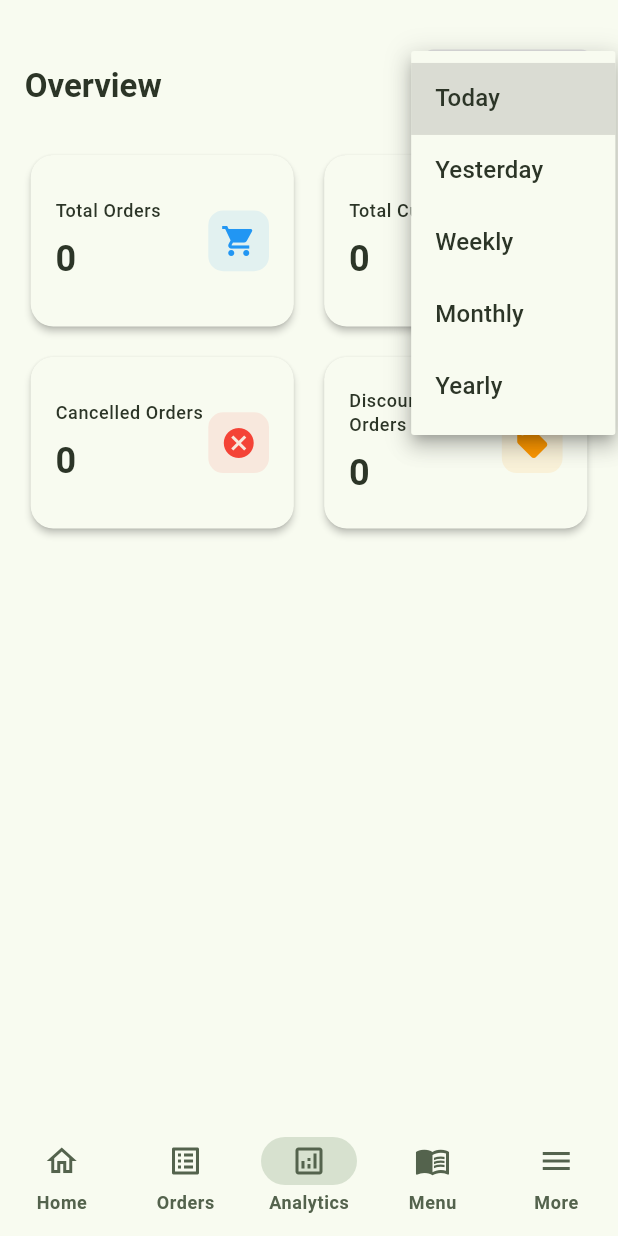
After one commit to Pavel401/DineSync, a Flutter app: the AdminHomeView screen opened directly, item 3 of the bottom bar chosen, after a tap on "Today", on a phone screen of 412 x 824 dp. The commit adds this screen. Run offline on Flutter 3.47's test engine with Material 3 defaults, Android fonts, the phone set to English and light mode, and no system bars; our stand-ins replace cached_network_image, cloud_firestore, dotted_border, dotted_line, equatable, firebase_auth and 16 more; missing offline and left inert: flutter_swipe_button; accounts and stored records are empty.

Commit message:
Add AdminAnalyticsController and integrate analytics into admin home view

```diff
--- /dev/null
+++ b/lib/app/modules/Admin App/Analytics/controller/admin_analytics_controller.dart
@@ -0,0 +1,73 @@
+import 'package:cho_nun_btk/app/models/analytics/analytics.dart';
+import 'package:cho_nun_btk/app/provider/analytics_provider.dart';
+import 'package:get/get.dart';
+
+class AdminAnalyticsController extends GetxController {
+  final AnalyticsProvider _analyticsProvider = AnalyticsProvider();
+
+  final selectedFilter = 'Today'.obs;
+  final selectedMonth = DateTime.now().month.obs;
+  final selectedYear = DateTime.now().year.obs;
+
+  final totalOrders = 0.obs;
+  final totalCustomers = 0.obs;
+  final cancelledOrders = 0.obs;
+  final totalDiscountedOrders = 0.obs;
+
+  @override
+  void onInit() {
+    super.onInit();
+    loadAnalytics();
+  }
+
+  Future<void> loadAnalytics() async {
+    DateTime date;
+    FoodAnalytics analytics = FoodAnalytics(
+      aid: '',
+      date: DateTime.now(),
+      totalOrders: 0,
+      totalCustomers: 0,
+      totalDiscountedOrders: 0,
+      categorySales: {},
+      itemSalesCount: {},
+      cancelledOrders: 0,
+      averageOrderValue: 0.0,
+    );
+
+    switch (selectedFilter.value) {
+      case 'Today':
+        date = DateTime.now();
+        analytics = await _analyticsProvider.fetchDailyAnalytics(date);
+        break;
+      case 'Yesterday':
+        date = DateTime.now().subtract(Duration(days: 1));
+        analytics = await _analyticsProvider.fetchDailyAnalytics(date);
+        break;
+      case 'Weekly':
+        // Implementation for weekly analytics
+        break;
+      case 'Monthly':
+        date = DateTime(selectedYear.value, selectedMonth.value);
+        // Implement fetchMonthlyAnalytics
+        analytics = await _analyticsProvider.getMonthlyAnalytics(date);
+        break;
+      case 'Yearly':
+        date = DateTime(selectedYear.value);
+        // Implement fetchYearlyAnalytics
+        analytics = await _analyticsProvider.getYearlyAnalytics(date);
+        break;
+      default:
+        date = DateTime.now();
+        analytics = await _analyticsProvider.fetchDailyAnalytics(date);
+    }
+
+    updateAnalyticsData(analytics);
+  }
+
+  void updateAnalyticsData(FoodAnalytics analytics) {
+    totalOrders.value = analytics.totalOrders;
+    totalCustomers.value = analytics.totalCustomers;
+    cancelledOrders.value = analytics.cancelledOrders;
+    totalDiscountedOrders.value = analytics.totalDiscountedOrders;
+  }
+}
--- /dev/null
+++ b/lib/app/modules/Admin App/Analytics/views/admin_analytics_view.dart
@@ -0,0 +1,276 @@
+import 'package:cho_nun_btk/app/modules/Admin%20App/Analytics/controller/admin_analytics_controller.dart';
+import 'package:flutter/material.dart';
+import 'package:get/get.dart';
+import 'package:sizer/sizer.dart';
+
+class AdminAnalyticsView extends StatelessWidget {
+  final controller = Get.put(AdminAnalyticsController());
+
+  @override
+  Widget build(BuildContext context) {
+    return Scaffold(
+      // appBar: AppBar(
+      //   title: Text(
+      //     'Analytics Dashboard',
+      //     style: TextStyle(fontWeight: FontWeight.bold),
+      //   ),
+      //   backgroundColor: AppColors.white,
+      //   elevation: 0,
+      // ),
+      // backgroundColor: Colors.grey[100],
+      body: SafeArea(
+        child: SingleChildScrollView(
+          padding: EdgeInsets.all(4.w),
+          child: Column(
+            crossAxisAlignment: CrossAxisAlignment.start,
+            children: [
+              SizedBox(height: 2.h),
+              Row(
+                mainAxisAlignment: MainAxisAlignment.spaceBetween,
+                children: [
+                  Text(
+                    'Overview',
+                    style: context.textTheme.titleLarge?.copyWith(
+                      fontWeight: FontWeight.bold,
+                    ),
+                  ),
+                  Obx(() => _buildFilterDropdown(context)),
+
+                  ///Add a Filter for Today , YesterDay , Weekly , Monthly , Yearly
+                  ///If monthly is selected then show a dropdown for selecting month
+                  ///If yearly is selected then show a dropdown for selecting year
+                  ///Do we need to show the year picker for the month picker too ?
+                ],
+              ),
+              SizedBox(height: 2.h),
+              GridView.count(
+                shrinkWrap: true,
+                physics: NeverScrollableScrollPhysics(),
+                crossAxisCount: MediaQuery.of(context).size.width > 600 ? 4 : 2,
+                crossAxisSpacing: 3.w,
+                mainAxisSpacing: 3.w,
+                childAspectRatio: 1.5,
+                children: [
+                  Obx(() => _buildAnalyticsCard(
+                        onTap: () => {},
+                        context: context,
+                        title: "Total Orders",
+                        value: controller.totalOrders.value.toString(),
+                        icon: Icons.shopping_cart,
+                        color: Colors.blue,
+                      )),
+                  Obx(() => _buildAnalyticsCard(
+                        onTap: () => {},
+                        context: context,
+                        title: "Total Customers",
+                        value: controller.totalCustomers.value.toString(),
+                        icon: Icons.person,
+                        color: Colors.green,
+                      )),
+                  Obx(() => _buildAnalyticsCard(
+                        context: context,
+                        onTap: () => {},
+                        title: "Cancelled Orders",
+                        value: controller.cancelledOrders.value.toString(),
+                        icon: Icons.cancel,
+                        color: Colors.red,
+                      )),
+                  Obx(() => _buildAnalyticsCard(
+                        context: context,
+                        onTap: () => {},
+                        title: "Discounted Orders",
+                        value:
+                            controller.totalDiscountedOrders.value.toString(),
+                        icon: Icons.local_offer,
+                        color: Colors.orange,
+                      )),
+                ],
+              ),
+            ],
+          ),
+        ),
+      ),
+    );
+  }
+
+  Widget _buildAnalyticsCard({
+    required BuildContext context,
+    required String title,
+    required String value,
+    required IconData icon,
+    required Color color,
+    required Function()? onTap,
+  }) {
+    return GestureDetector(
+      onTap: onTap,
+      child: Card(
+        elevation: 2,
+        shape: RoundedRectangleBorder(
+          borderRadius: BorderRadius.circular(15),
+        ),
+        child: Padding(
+          padding: EdgeInsets.all(4.w),
+          child: Column(
+            mainAxisAlignment: MainAxisAlignment.center,
+            crossAxisAlignment: CrossAxisAlignment.start,
+            children: [
+              Row(
+                mainAxisAlignment: MainAxisAlignment.spaceBetween,
+                children: [
+                  Expanded(
+                    child: Column(
+                      crossAxisAlignment: CrossAxisAlignment.start,
+                      children: [
+                        Text(
+                          title,
+                          style: context.textTheme.bodySmall?.copyWith(
+                            // color: Colors.grey[600],
+                            fontWeight: FontWeight.w500,
+                          ),
+                          maxLines: 2,
+                          overflow: TextOverflow.ellipsis,
+                        ),
+                        SizedBox(height: 1.h),
+                        Text(
+                          value,
+                          style: context.textTheme.headlineSmall?.copyWith(
+                            fontWeight: FontWeight.bold,
+                          ),
+                        ),
+                      ],
+                    ),
+                  ),
+                  Container(
+                    padding: EdgeInsets.all(2.w),
+                    decoration: BoxDecoration(
+                      color: color.withOpacity(0.1),
+                      borderRadius: BorderRadius.circular(10),
+                    ),
+                    child: Icon(
+                      icon,
+                      color: color,
+                      size: 24,
+                    ),
+                  ),
+                ],
+              ),
+            ],
+          ),
+        ),
+      ),
+    );
+  }
+
+  Widget _buildFilterDropdown(BuildContext context) {
+    return Container(
+      padding: EdgeInsets.symmetric(horizontal: 2.w),
+      decoration: BoxDecoration(
+        borderRadius: BorderRadius.circular(8),
+        border: Border.all(color: Colors.grey[300]!),
+      ),
+      child: DropdownButton<String>(
+        value: controller.selectedFilter.value,
+        underline: SizedBox(),
+        items: ['Today', 'Yesterday', 'Weekly', 'Monthly', 'Yearly']
+            .map((String value) {
+          return DropdownMenuItem<String>(
+            value: value,
+            child: Text(value),
+          );
+        }).toList(),
+        onChanged: (value) {
+          controller.selectedFilter.value = value!;
+          controller.loadAnalytics();
+        },
+      ),
+    );
+  }
+
+  Widget _buildMonthYearPicker(BuildContext context) {
+    return Row(
+      children: [
+        Expanded(
+          child: Container(
+            padding: EdgeInsets.symmetric(horizontal: 2.w),
+            decoration: BoxDecoration(
+              borderRadius: BorderRadius.circular(8),
+              border: Border.all(color: Colors.grey[300]!),
+            ),
+            child: DropdownButton<int>(
+              isExpanded: true,
+              value: controller.selectedMonth.value,
+              underline: SizedBox(),
+              items: List.generate(12, (index) => index + 1).map((int value) {
+                return DropdownMenuItem<int>(
+                  value: value,
+                  child: Text(
+                    DateTime(2024, value)
+                        .toString()
+                        .split(' ')[0]
+                        .split('-')[1],
+                  ),
+                );
+              }).toList(),
+              onChanged: (value) {
+                controller.selectedMonth.value = value!;
+                controller.loadAnalytics();
+              },
+            ),
+          ),
+        ),
+        SizedBox(width: 2.w),
+        Expanded(
+          child: Container(
+            padding: EdgeInsets.symmetric(horizontal: 2.w),
+            decoration: BoxDecoration(
+              borderRadius: BorderRadius.circular(8),
+              border: Border.all(color: Colors.grey[300]!),
+            ),
+            child: DropdownButton<int>(
+              isExpanded: true,
+              value: controller.selectedYear.value,
+              underline: SizedBox(),
+              items: List.generate(5, (index) => DateTime.now().year - index)
+                  .map((int value) {
+                return DropdownMenuItem<int>(
+                  value: value,
+                  child: Text(value.toString()),
+                );
+              }).toList(),
+              onChanged: (value) {
+                controller.selectedYear.value = value!;
+                controller.loadAnalytics();
+              },
+            ),
+          ),
+        ),
+      ],
+    );
+  }
+
+  Widget _buildYearPicker(BuildContext context) {
+    return Container(
+      padding: EdgeInsets.symmetric(horizontal: 2.w),
+      decoration: BoxDecoration(
+        borderRadius: BorderRadius.circular(8),
+        border: Border.all(color: Colors.grey[300]!),
+      ),
+      child: DropdownButton<int>(
+        isExpanded: true,
+        value: controller.selectedYear.value,
+        underline: SizedBox(),
+        items: List.generate(5, (index) => DateTime.now().year - index)
+            .map((int value) {
+          return DropdownMenuItem<int>(
+            value: value,
+            child: Text(value.toString()),
+          );
+        }).toList(),
+        onChanged: (value) {
+          controller.selectedYear.value = value!;
+          controller.loadAnalytics();
+        },
+      ),
+    );
+  }
+}
--- a/lib/app/modules/Admin App/Home/views/home_view.dart
+++ b/lib/app/modules/Admin App/Home/views/home_view.dart
@@ -1,5 +1,6 @@
 import 'package:cho_nun_btk/app/constants/colors.dart';
 import 'package:cho_nun_btk/app/constants/theme.dart';
+import 'package:cho_nun_btk/app/modules/Admin%20App/Analytics/views/admin_analytics_view.dart';
 import 'package:cho_nun_btk/app/modules/Admin%20App/Home/controller/home_controller.dart';
 import 'package:cho_nun_btk/app/modules/Admin%20App/Menu/views/menu_view.dart';
 import 'package:cho_nun_btk/app/modules/Admin%20App/More/view/more_view.dart';
@@ -27,7 +28,7 @@ class AdminHomeView extends StatelessWidget {
               Container(),
               // Placeholder(),
               Container(),
-              Container(),
+              AdminAnalyticsView(),
               MenuView(),
 
               AdminMoreView(),
@@ -42,8 +43,6 @@ class AdminHomeView extends StatelessWidget {
       BuildContext context, ThemeProvider themeProvider) {
     return NavigationBarTheme(
       data: NavigationBarThemeData(
-        // indicatorColor: Colors.red,
-
         labelTextStyle: WidgetStateProperty.all(
           context.textTheme.bodySmall!.copyWith(
             fontWeight: FontWeight.bold,
@@ -58,7 +57,6 @@ class AdminHomeView extends StatelessWidget {
           onDestinationSelected: (int index) {
             homeController.changeIndex(index);
           },
-
           elevation: 0.4,
           backgroundColor: themeProvider.isDarkMode
               ? AppColors.surfaceDark
@@ -67,8 +65,6 @@ class AdminHomeView extends StatelessWidget {
               ? AppColors.tertiaryDark
               : AppColors.tertiaryLight,
           selectedIndex: homeController.currentIndex.value,
-          // labelBehavior: NavigationDestinationLabelBehavior.onlyShowSelected,
-
           destinations: <Widget>[
             NavigationDestination(
               icon: Icon(
@@ -79,28 +75,6 @@ class AdminHomeView extends StatelessWidget {
               ),
               label: 'Home',
             ),
-            // NavigationDestination(
-            //   icon: Badge(
-            //     label: Text('2'),
-            //     child: Icon(
-            //       Icons.stadium_outlined,
-            //       color: themeProvider.isDarkMode
-            //           ? AppColors.primaryDark
-            //           : AppColors.primaryLight,
-            //     ),
-            //   ),
-            //   label: 'Book',
-            // ),
-            // NavigationDestination(
-            //   icon: Icon(
-            //     Icons.sports_soccer_outlined,
-            //     color: themeProvider.isDarkMode
-            //         ? AppColors.secondaryDark
-            //         : AppColors.secondaryLight,
-            //   ),
-            //   label: 'Games',
-            // ),
-
             NavigationDestination(
               icon: Icon(
                 Icons.list_alt_outlined,
@@ -110,7 +84,6 @@ class AdminHomeView extends StatelessWidget {
               ),
               label: 'Orders',
             ),
-
             NavigationDestination(
               icon: Icon(
                 Icons.analytics_outlined,
@@ -129,7 +102,6 @@ class AdminHomeView extends StatelessWidget {
               ),
               label: 'Menu',
             ),
-
             NavigationDestination(
               icon: Icon(
                 Icons.menu_outlined,
--- a/lib/app/provider/analytics_provider.dart
+++ b/lib/app/provider/analytics_provider.dart
@@ -310,4 +310,170 @@ class AnalyticsProvider {
       return QueryStatus.ERROR;
     }
   }
+
+  Future<FoodAnalytics> fetchDailyAnalytics(DateTime date) async {
+    String dailyAnalyticsId = getAnalyticsId(date, "daily");
+
+    try {
+      final DocumentReference docRef = analyticsCollection
+          .doc("daily")
+          .collection("dates")
+          .doc(dailyAnalyticsId);
+
+      final response = await docRef.get();
+
+      if (response.exists) {
+        return FoodAnalytics.fromJson(response.data() as Map<String, dynamic>);
+      }
+    } catch (e) {
+      print("Error fetching daily analytics: $e");
+    }
+
+    return FoodAnalytics(
+      aid: dailyAnalyticsId,
+      date: date,
+      totalOrders: 0,
+      totalCustomers: 0,
+      totalDiscountedOrders: 0,
+      categorySales: {},
+      itemSalesCount: {},
+      cancelledOrders: 0,
+      averageOrderValue: 0.0,
+    );
+  }
+
+  Future<FoodAnalytics> getMonthlyAnalytics(DateTime date) async {
+    String monthlyAnalyticsId = getAnalyticsId(date, "monthly");
+
+    try {
+      final DocumentReference docRef = analyticsCollection
+          .doc("monthly")
+          .collection("months")
+          .doc(monthlyAnalyticsId);
+
+      final response = await docRef.get();
+
+      if (response.exists) {
+        return FoodAnalytics.fromJson(response.data() as Map<String, dynamic>);
+      }
+    } catch (e) {
+      print("Error fetching monthly analytics: $e");
+    }
+
+    return FoodAnalytics(
+      aid: monthlyAnalyticsId,
+      date: date,
+      totalOrders: 0,
+      totalCustomers: 0,
+      totalDiscountedOrders: 0,
+      categorySales: {},
+      itemSalesCount: {},
+      cancelledOrders: 0,
+      averageOrderValue: 0.0,
+    );
+  }
+
+  Future<FoodAnalytics> getYearlyAnalytics(DateTime date) async {
+    String yearlyAnalyticsId = getAnalyticsId(date, "yearly");
+
+    try {
+      final DocumentReference docRef = analyticsCollection
+          .doc("yearly")
+          .collection("years")
+          .doc(yearlyAnalyticsId);
+
+      final response = await docRef.get();
+
+      if (response.exists) {
+        return FoodAnalytics.fromJson(response.data() as Map<String, dynamic>);
+      }
+    } catch (e) {
+      print("Error fetching yearly analytics: $e");
+    }
+
+    return FoodAnalytics(
+      aid: yearlyAnalyticsId,
+      date: date,
+      totalOrders: 0,
+      totalCustomers: 0,
+      totalDiscountedOrders: 0,
+      categorySales: {},
+      itemSalesCount: {},
+      cancelledOrders: 0,
+      averageOrderValue: 0.0,
+    );
+  }
+
+  Future<FoodAnalytics> weeklyAnalytics(DateTime date) async {
+    // Get start and end dates for the week
+    final startDate =
+        date.subtract(Duration(days: 6)); // 7 days including today
+    final endDate = date;
+
+    int totalOrders = 0;
+    int totalCustomers = 0;
+    int totalDiscountedOrders = 0;
+    Map<String, int> categorySales = {};
+    Map<String, int> itemSalesCount = {};
+    int cancelledOrders = 0;
+    double totalOrderValue = 0.0;
+
+    try {
+      // Fetch daily analytics for each day in the week
+      for (var day = startDate;
+          !day.isAfter(endDate);
+          day = day.add(Duration(days: 1))) {
+        final dailyAnalytics = await fetchDailyAnalytics(day);
+
+        // Aggregate the data
+        totalOrders += dailyAnalytics.totalOrders;
+        totalCustomers += dailyAnalytics.totalCustomers;
+        totalDiscountedOrders += dailyAnalytics.totalDiscountedOrders;
+        cancelledOrders += dailyAnalytics.cancelledOrders;
+        totalOrderValue +=
+            dailyAnalytics.averageOrderValue * dailyAnalytics.totalOrders;
+
+        // Merge category sales
+        dailyAnalytics.categorySales.forEach((category, count) {
+          categorySales.update(category, (value) => value + count,
+              ifAbsent: () => count);
+        });
+
+        // Merge item sales
+        dailyAnalytics.itemSalesCount.forEach((item, count) {
+          itemSalesCount.update(item, (value) => value + count,
+              ifAbsent: () => count);
+        });
+      }
+
+      double averageOrderValue =
+          totalOrders > 0 ? totalOrderValue / totalOrders : 0.0;
+
+      return FoodAnalytics(
+        aid:
+            "WEEK_${getAnalyticsId(startDate, 'daily')}_${getAnalyticsId(endDate, 'daily')}",
+        date: date,
+        totalOrders: totalOrders,
+        totalCustomers: totalCustomers,
+        totalDiscountedOrders: totalDiscountedOrders,
+        categorySales: categorySales,
+        itemSalesCount: itemSalesCount,
+        cancelledOrders: cancelledOrders,
+        averageOrderValue: averageOrderValue,
+      );
+    } catch (e) {
+      print("Error fetching weekly analytics: $e");
+      return FoodAnalytics(
+        aid: "",
+        date: date,
+        totalOrders: 0,
+        totalCustomers: 0,
+        totalDiscountedOrders: 0,
+        categorySales: {},
+        itemSalesCount: {},
+        cancelledOrders: 0,
+        averageOrderValue: 0.0,
+      );
+    }
+  }
 }
--- a/pubspec.yaml
+++ b/pubspec.yaml
@@ -39,6 +39,7 @@ dependencies:
   firebase_core: ^3.8.0
   firebase_messaging: ^15.1.5
   firebase_storage: ^12.3.6
+  fl_chart: ^0.70.0
   flutter:
     sdk: flutter
   flutter_bounceable: ^1.1.0
```
Also changed, not shown: lib/app/modules/Admin App/Menu/views/menu_view.dart (+32 -37 lines), pubspec.lock, 1 other file.
